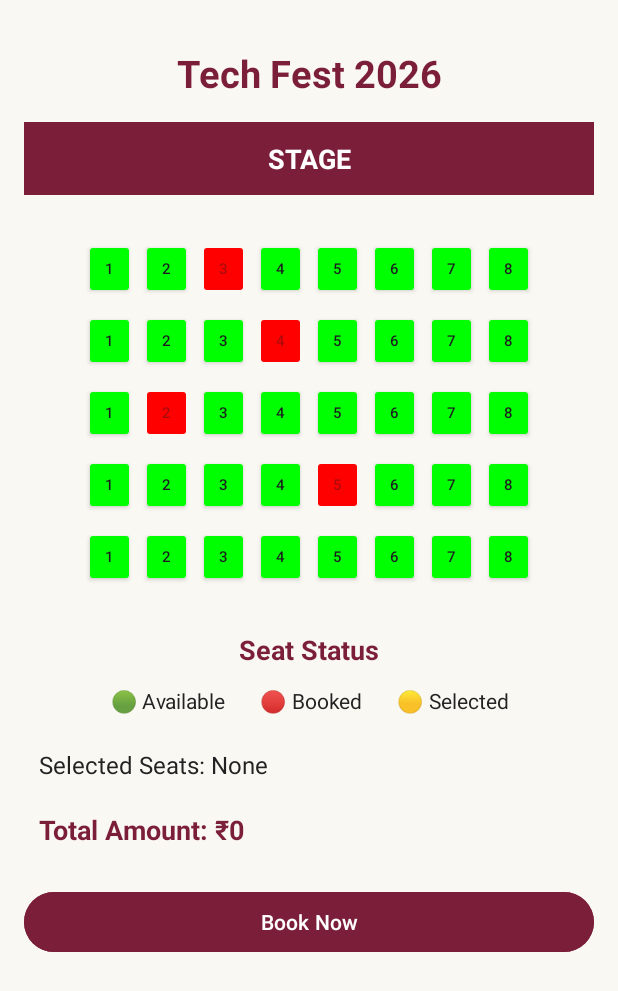
After one commit to Manvi855/College-event-seat-booking, an Android app: the SeatBookingActivity screen opened directly, with no data from a screen before it, on a phone screen of 412 x 824 dp. The commit adds this screen. Shown: the top 991 px of the screen. Run offline under Robolectric (Android 15) with nearby library versions, the phone set to English and light mode, and no system bars.

Commit message:
Completed seat booking functionality

```diff
--- /dev/null
+++ b/app/src/main/java/com/manvirai/collegeeventseatbooking/SeatBookingActivity.java
@@ -0,0 +1,223 @@
+
+package com.manvirai.collegeeventseatbooking;
+
+import android.graphics.Color;
+import android.os.Bundle;
+import android.view.Gravity;
+import android.widget.Button;
+import android.widget.LinearLayout;
+import android.widget.TextView;
+import android.widget.Toast;
+
+import androidx.appcompat.app.AppCompatActivity;
+
+import java.util.ArrayList;
+import java.util.HashSet;
+import java.util.Set;
+
+public class SeatBookingActivity extends AppCompatActivity {
+
+    LinearLayout seatContainer;
+    TextView tvSelectedSeats, tvTotalAmount;
+    Button btnBookNow;
+
+    ArrayList<String> selectedSeats = new ArrayList<>();
+    Set<String> bookedSeats = new HashSet<>();
+
+    int seatPrice = 200;
+
+    int rows = 5;
+    int seatsPerRow = 8;
+
+    @Override
+    protected void onCreate(Bundle savedInstanceState) {
+        super.onCreate(savedInstanceState);
+        setContentView(R.layout.activity_seat_booking);
+
+        seatContainer = findViewById(R.id.seatContainer);
+        tvSelectedSeats = findViewById(R.id.tvSelectedSeats);
+        tvTotalAmount = findViewById(R.id.tvTotalAmount);
+        btnBookNow = findViewById(R.id.btnBookNow);
+
+        // Add previously booked seats
+        bookedSeats.addAll(BookingData.bookedSeatList);
+
+        // Sample booked seats
+        bookedSeats.add("A3");
+        bookedSeats.add("B4");
+        bookedSeats.add("C2");
+        bookedSeats.add("D5");
+
+        generateSeats();
+
+        updateBookingDetails();
+
+        // Book Now button
+        btnBookNow.setOnClickListener(v -> {
+
+            if (selectedSeats.isEmpty()) {
+
+                Toast.makeText(this,
+                        "Please select at least one seat",
+                        Toast.LENGTH_SHORT).show();
+
+            } else {
+
+                // Prepare booking details
+                String bookingDetails =
+                        "Event: Tech Fest 2026\n" +
+                                "Seats: " + selectedSeats + "\n" +
+                                "Tickets: " + selectedSeats.size() + "\n" +
+                                "Amount: ₹" + (selectedSeats.size() * seatPrice);
+
+                // Save booking details
+                BookingData.addBooking(bookingDetails);
+
+                // Save booked seats
+                for (String seat : selectedSeats) {
+
+                    if (!BookingData.bookedSeatList.contains(seat)) {
+                        BookingData.bookedSeatList.add(seat);
+                    }
+
+                    bookedSeats.add(seat);
+                }
+
+                // Show confirmation
+                Toast.makeText(this,
+                        "Booking successful!",
+                        Toast.LENGTH_LONG).show();
+
+                // Clear selected seats
+                selectedSeats.clear();
+
+                // Refresh seating arrangement
+                generateSeats();
+
+                updateBookingDetails();
+            }
+        });
+    }
+
+    // Generate seats dynamically
+    private void generateSeats() {
+
+        seatContainer.removeAllViews();
+
+        for (int i = 0; i < rows; i++) {
+
+            LinearLayout rowLayout = new LinearLayout(this);
+
+            rowLayout.setOrientation(LinearLayout.HORIZONTAL);
+            rowLayout.setGravity(Gravity.CENTER);
+
+            char rowLetter = (char) ('A' + i);
+
+            for (int j = 1; j <= seatsPerRow; j++) {
+
+                String seatNumber = rowLetter + String.valueOf(j);
+
+                Button seatButton = new Button(this);
+
+                seatButton.setText(String.valueOf(j));
+                seatButton.setTextSize(10);
+                seatButton.setPadding(0, 0, 0, 0);
+
+                LinearLayout.LayoutParams params =
+                        new LinearLayout.LayoutParams(
+                                dpToPx(34),
+                                dpToPx(40)
+                        );
+
+                params.setMargins(
+                        dpToPx(2),
+                        dpToPx(4),
+                        dpToPx(2),
+                        dpToPx(4)
+                );
+
+                seatButton.setLayoutParams(params);
+
+                // Check seat availability
+                if (bookedSeats.contains(seatNumber)) {
+
+                    seatButton.setBackgroundTintList(
+                            android.content.res.ColorStateList.valueOf(
+                                    Color.RED
+                            )
+                    );
+
+                    seatButton.setEnabled(false);
+
+                } else {
+
+                    seatButton.setBackgroundTintList(
+                            android.content.res.ColorStateList.valueOf(
+                                    Color.GREEN
+                            )
+                    );
+
+                    seatButton.setOnClickListener(v -> {
+
+                        if (selectedSeats.contains(seatNumber)) {
+
+                            // Deselect seat
+                            selectedSeats.remove(seatNumber);
+
+                            seatButton.setBackgroundTintList(
+                                    android.content.res.ColorStateList.valueOf(
+                                            Color.GREEN
+                                    )
+                            );
+
+                        } else {
+
+                            // Select seat
+                            selectedSeats.add(seatNumber);
+
+                            seatButton.setBackgroundTintList(
+                                    android.content.res.ColorStateList.valueOf(
+                                            Color.YELLOW
+                                    )
+                            );
+                        }
+
+                        updateBookingDetails();
+                    });
+                }
+
+                rowLayout.addView(seatButton);
+            }
+
+            seatContainer.addView(rowLayout);
+        }
+    }
+
+    // Update selected seats and ticket amount
+    private void updateBookingDetails() {
+
+        if (selectedSeats.isEmpty()) {
+
+            tvSelectedSeats.setText("Selected Seats: None");
+
+        } else {
+
+            tvSelectedSeats.setText(
+                    "Selected Seats: " + selectedSeats
+            );
+        }
+
+        int totalAmount = selectedSeats.size() * seatPrice;
+
+        tvTotalAmount.setText(
+                "Total Amount: ₹" + totalAmount
+        );
+    }
+
+    // Convert dp into pixels
+    private int dpToPx(int dp) {
+
+        return (int) (dp * getResources()
+                .getDisplayMetrics().density + 0.5f);
+    }
+}
--- /dev/null
+++ b/app/src/main/res/layout/activity_seat_booking.xml
@@ -0,0 +1,93 @@
+
+<ScrollView xmlns:android="http://schemas.android.com/apk/res/android"
+    android:layout_width="match_parent"
+    android:layout_height="match_parent"
+    android:background="#FAF8F3"
+    android:fillViewport="true">
+
+    <LinearLayout
+        android:layout_width="match_parent"
+        android:layout_height="wrap_content"
+        android:orientation="vertical"
+        android:padding="16dp">
+
+        <TextView
+            android:id="@+id/tvEventName"
+            android:layout_width="match_parent"
+            android:layout_height="wrap_content"
+            android:text="Tech Fest 2026"
+            android:textSize="25sp"
+            android:textStyle="bold"
+            android:textColor="#7B1E3A"
+            android:gravity="center"
+            android:padding="15dp" />
+
+        <TextView
+            android:layout_width="match_parent"
+            android:layout_height="wrap_content"
+            android:text="STAGE"
+            android:textSize="18sp"
+            android:textStyle="bold"
+            android:textColor="#FFFFFF"
+            android:gravity="center"
+            android:background="#7B1E3A"
+            android:padding="12dp"
+            android:layout_marginBottom="25dp" />
+
+        <LinearLayout
+            android:id="@+id/seatContainer"
+            android:layout_width="match_parent"
+            android:layout_height="wrap_content"
+            android:orientation="vertical"
+            android:gravity="center" />
+
+        <TextView
+            android:layout_width="match_parent"
+            android:layout_height="wrap_content"
+            android:text="Seat Status"
+            android:textSize="18sp"
+            android:textStyle="bold"
+            android:textColor="#7B1E3A"
+            android:gravity="center"
+            android:layout_marginTop="25dp" />
+
+        <TextView
+            android:layout_width="match_parent"
+            android:layout_height="wrap_content"
+            android:text="🟢 Available       🔴 Booked       🟡 Selected"
+            android:textSize="14sp"
+            android:textColor="#222222"
+            android:gravity="center"
+            android:padding="12dp" />
+
+        <TextView
+            android:id="@+id/tvSelectedSeats"
+            android:layout_width="match_parent"
+            android:layout_height="wrap_content"
+            android:text="Selected Seats: None"
+            android:textSize="16sp"
+            android:textColor="#222222"
+            android:padding="10dp" />
+
+        <TextView
+            android:id="@+id/tvTotalAmount"
+            android:layout_width="match_parent"
+            android:layout_height="wrap_content"
+            android:text="Total Amount: ₹0"
+            android:textSize="18sp"
+            android:textStyle="bold"
+            android:textColor="#7B1E3A"
+            android:padding="10dp" />
+
+        <Button
+            android:id="@+id/btnBookNow"
+            android:layout_width="match_parent"
+            android:layout_height="wrap_content"
+            android:text="Book Now"
+            android:textColor="#FFFFFF"
+            android:backgroundTint="#7B1E3A"
+            android:layout_marginTop="15dp" />
+
+    </LinearLayout>
+
+</ScrollView>
```
Also changed, not shown: app/src/main/AndroidManifest.xml (+8 -0 lines), app/src/main/java/com/manvirai/collegeeventseatbooking/BookingData.java (added, +15 -0 lines), app/src/main/java/com/manvirai/collegeeventseatbooking/MainActivity.java (+25 -9 lines), app/src/main/java/com/manvirai/collegeeventseatbooking/MyBookingsActivity.java (added, +136 -0 lines), app/src/main/res/layout/activity_main.xml (+37 -11 lines), app/src/main/res/layout/activity_my_bookings.xml (added, +50 -0 lines).
